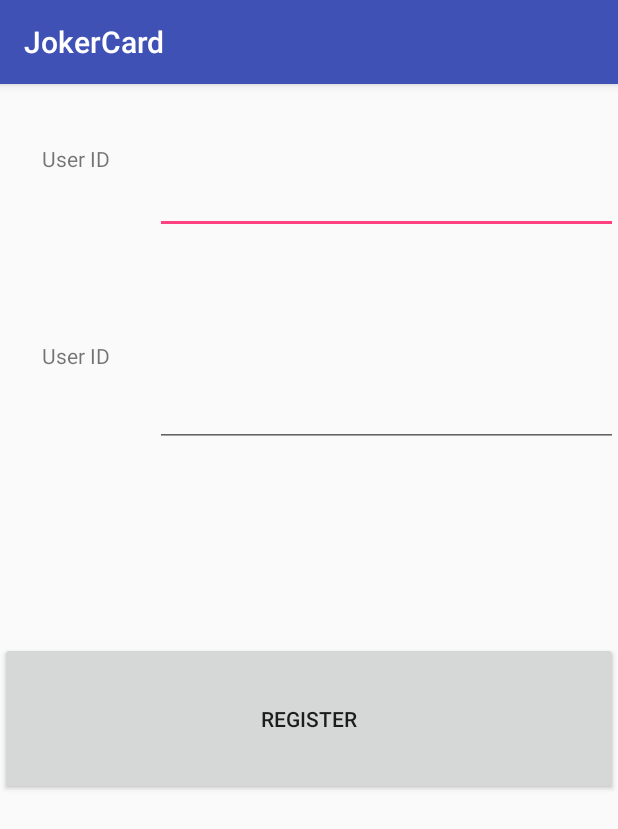
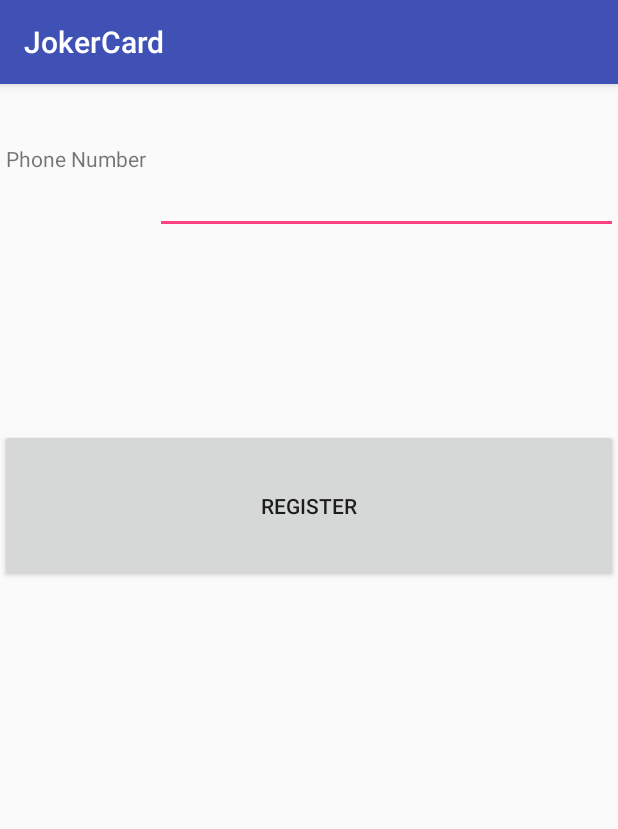
Before and after one commit to kai18/JokerCard, an Android app: the screen it shows after launch (MainActivity), on a phone screen of 412 x 824 dp. Shown: the top 829 px of the screen. Run offline under Robolectric (Android 15) with nearby library versions, the phone set to English and light mode, and no system bars.

```diff
--- a/app/src/main/java/tech/kaustubh/jokercard/JokerPreference.java
+++ b/app/src/main/java/tech/kaustubh/jokercard/JokerPreference.java
@@ -6,8 +6,8 @@ package tech.kaustubh.jokercard;
 
 public class JokerPreference {
 
-    static final String nowPlayingKey  = "nowplaying";
-    static final String nowPlayingDefault  = "lol";
+    static final String nowPlayingKey = "nowplaying";
+    static final String nowPlayingDefault = "lol";
     static final String jokerPreferenceFile = "joker";
 
 }
--- a/app/src/main/java/tech/kaustubh/jokercard/MainActivity.java
+++ b/app/src/main/java/tech/kaustubh/jokercard/MainActivity.java
@@ -3,26 +3,23 @@ package tech.kaustubh.jokercard;
 import android.content.Context;
 import android.content.Intent;
 import android.content.SharedPreferences;
+import android.os.Bundle;
 import android.support.v7.app.AppCompatActivity;
-import android.os.Bundle;
 import android.view.View;
 import android.widget.EditText;
 
 public class MainActivity extends AppCompatActivity {
-    public static MainActivity mainActivity = null;
-
 
 
     @Override
     protected void onCreate(Bundle savedInstanceState) {
         super.onCreate(savedInstanceState);
         setContentView(R.layout.activity_main);
-        mainActivity = this;
         SharedPreferences sharedPref = this.getSharedPreferences(JokerPreference.jokerPreferenceFile
                 , Context.MODE_PRIVATE);
         SharedPreferences.Editor editor = sharedPref.edit();
         editor.putString(JokerPreference.nowPlayingKey, JokerPreference.nowPlayingDefault);
-        editor.commit();
+        editor.apply();
 
     }
 
@@ -32,28 +29,23 @@ public class MainActivity extends AppCompatActivity {
     }
 
     @Override
-    public void onStop()
-    {
+    public void onStop() {
         super.onStop();
     }
 
     @Override
-    public void onResume()
-    {
+    public void onResume() {
         super.onResume();
     }
 
-    public void login(View view)
-    {
+    public void login(View view) {
         EditText userId = (EditText) findViewById(R.id.userId);
-        EditText password = (EditText) findViewById(R.id.password);
         String id = String.valueOf(userId.getText());
-        String pass = String.valueOf(password.getText());
         SharedPreferences sharedPref = this.getSharedPreferences(
                 "nowplaying", Context.MODE_PRIVATE);
         SharedPreferences.Editor editor = sharedPref.edit();
         editor.putString("userId", id);
-        editor.commit();
+        editor.apply();
 
         this.startActivity(new Intent(this, ScrobbleListActivity.class));
     }
--- a/app/src/main/java/tech/kaustubh/jokercard/SignUp.java
+++ b/app/src/main/java/tech/kaustubh/jokercard/SignUp.java
@@ -1,7 +1,7 @@
 package tech.kaustubh.jokercard;
 
+import android.os.Bundle;
 import android.support.v7.app.AppCompatActivity;
-import android.os.Bundle;
 
 public class SignUp extends AppCompatActivity {
 
--- a/app/src/main/java/tech/kaustubh/jokercard/SongListAdapter.java
+++ b/app/src/main/java/tech/kaustubh/jokercard/SongListAdapter.java
@@ -30,7 +30,7 @@ public class SongListAdapter extends RecyclerView.Adapter<SongListAdapter.SongHo
 
     @Override
     public void onBindViewHolder(SongHolder holder, int position) {
-        holder.text.setText((CharSequence) songList.get(position).getTitle());
+        holder.text.setText(songList.get(position).getTitle());
         Log.d("inside", "songlistadpater");
 
     }
--- a/app/src/main/java/tech/kaustubh/jokercard/UserList.java
+++ b/app/src/main/java/tech/kaustubh/jokercard/UserList.java
@@ -1,7 +1,7 @@
 package tech.kaustubh.jokercard;
 
+import android.os.Bundle;
 import android.support.v7.app.AppCompatActivity;
-import android.os.Bundle;
 
 public class UserList extends AppCompatActivity {
 
--- a/app/src/main/res/layout/activity_main.xml
+++ b/app/src/main/res/layout/activity_main.xml
@@ -15,9 +15,9 @@
         <TextView
             android:layout_width="102sp"
             android:layout_height="match_parent"
-            android:text="User ID"
-            android:textAlignment="center"
-            android:gravity="center"/>
+            android:gravity="center"
+            android:text="Phone Number"
+            android:textAlignment="center" />
 
         <EditText
             android:id = "@+id/userId"
@@ -26,28 +26,6 @@
             android:layout_marginStart="103sp"
             android:layout_marginLeft="103sp"/>
 
-
-    </FrameLayout>
-
-    <FrameLayout
-        android:layout_width="match_parent"
-        android:layout_height="122dp"
-        android:layout_marginTop="20sp">
-
-        <TextView
-            android:layout_width="102sp"
-            android:layout_height="match_parent"
-            android:text="User ID"
-            android:textAlignment="center"
-            android:gravity="center"/>
-
-        <EditText
-            android:id="@+id/password"
-            android:layout_width="match_parent"
-            android:layout_height="match_parent"
-            android:layout_marginStart="103sp"
-            android:layout_marginLeft="103sp"
-            android:inputType="textPassword" />
 
     </FrameLayout>
 
```
Also changed, not shown: app/src/main/java/tech/kaustubh/jokercard/JokerDatabaseHelper.java (+11 -11 lines), app/src/main/java/tech/kaustubh/jokercard/Receivers/AndroidMusic.java (+5 -10 lines), app/src/main/java/tech/kaustubh/jokercard/Receivers/MusicReceiver.java (+22 -40 lines), app/src/main/java/tech/kaustubh/jokercard/ScrobbleListActivity.java (+31 -20 lines), app/src/main/java/tech/kaustubh/jokercard/ScrobblingNowNotification.java (deleted, +0 -139 lines), app/src/main/java/tech/kaustubh/jokercard/Song.java (+8 -8 lines), app/src/main/java/tech/kaustubh/jokercard/SongDatabase.java (+33 -24 lines), app/src/main/res/layout/songview.xml (line endings or trailing spaces).
